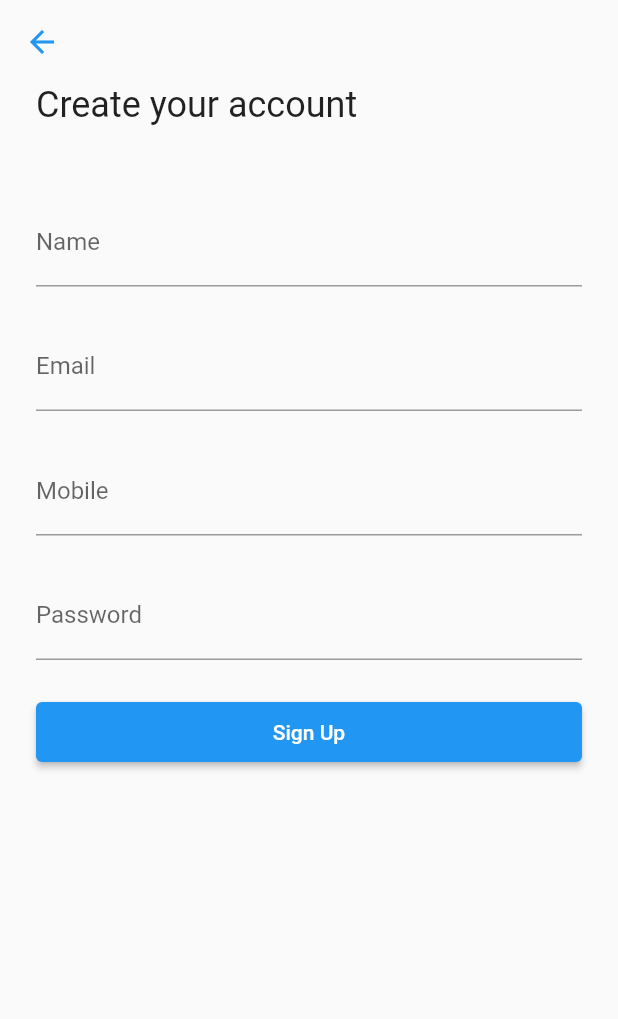
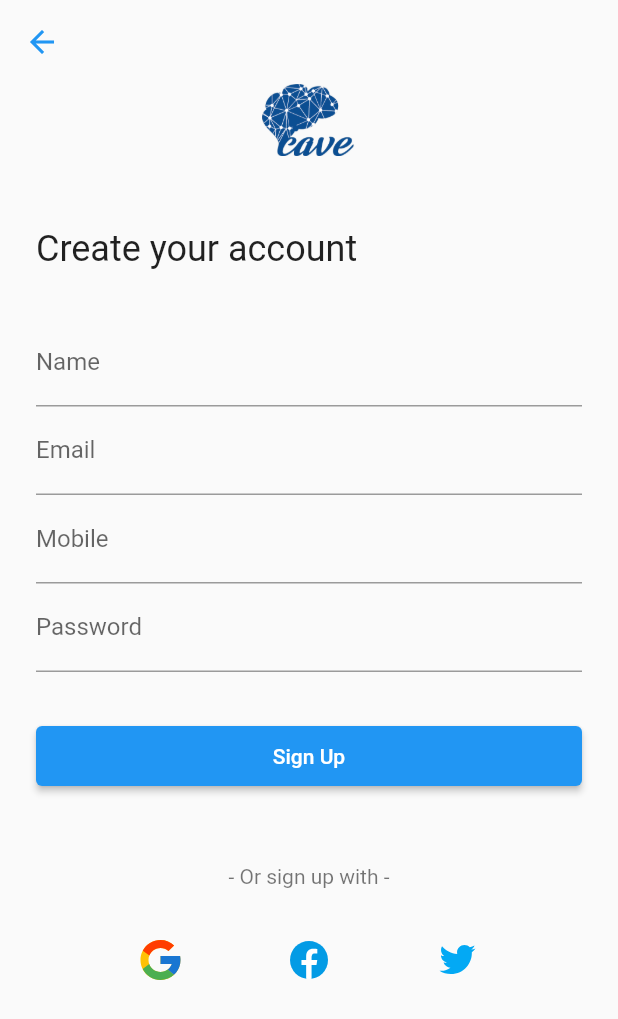
Before and after one commit to akhiljoseko/brain_cave, a Flutter app: the screen it shows after launch, after a tap on "Sign Up", on a phone screen of 412 x 824 dp. Shown: the top 1019 px of the screen. Run offline on Flutter 3.47's test engine with Material 2 defaults, Android fonts, the light colour scheme and no system bars; our stand-ins replace flutter_svg.

Commit message:
Layout fixes

```diff
--- a/lib/authentication/view/login_screen.dart
+++ b/lib/authentication/view/login_screen.dart
@@ -1,5 +1,8 @@
-import 'package:brain_cave/authentication/view/signup_screen.dart';
+import 'package:brain_cave/authentication/view/widgets/company_logo.dart';
+import 'package:brain_cave/authentication/view/widgets/easy_login_options.dart';
 import 'package:flutter/material.dart';
+
+import 'signup_screen.dart';
 
 class LoginScreen extends StatelessWidget {
   const LoginScreen({Key? key}) : super(key: key);
@@ -10,15 +13,20 @@ class LoginScreen extends StatelessWidget {
   Widget build(BuildContext context) {
     return Scaffold(
       body: SafeArea(
-        minimum: const EdgeInsets.symmetric(horizontal: 24),
+        minimum: const EdgeInsets.symmetric(horizontal: 24, vertical: 24),
+        child: SingleChildScrollView(
+          child: SizedBox(
+            height: MediaQuery.of(context).size.height * .9,
             child: Column(
-          mainAxisAlignment: MainAxisAlignment.spaceAround,
+              mainAxisAlignment: MainAxisAlignment.spaceBetween,
               crossAxisAlignment: CrossAxisAlignment.center,
               children: [
                 Column(
                   mainAxisAlignment: MainAxisAlignment.center,
                   crossAxisAlignment: CrossAxisAlignment.center,
                   children: [
+                    const SizedBox(height: 32),
+                    const CompanyLogo(),
                     Align(
                       alignment: Alignment.centerLeft,
                       child: Text(
@@ -26,14 +34,13 @@ class LoginScreen extends StatelessWidget {
                         style: Theme.of(context).textTheme.headline5,
                       ),
                     ),
-                const SizedBox(height: 48),
+                    const SizedBox(height: 32),
                     TextFormField(
                       decoration: const InputDecoration(
                         label: Text("Email/Mobile"),
                       ),
                       onChanged: (s) {},
                     ),
-                const SizedBox(height: 24),
                     TextFormField(
                       obscureText: true,
                       decoration: const InputDecoration(
@@ -41,7 +48,7 @@ class LoginScreen extends StatelessWidget {
                       ),
                       onChanged: (s) {},
                     ),
-                const SizedBox(height: 24),
+                    const SizedBox(height: 32),
                     ElevatedButton(
                       style: ElevatedButton.styleFrom(
                         minimumSize: const Size(
@@ -54,14 +61,7 @@ class LoginScreen extends StatelessWidget {
                         "Sign In",
                       ),
                     ),
-                const SizedBox(height: 48),
-                Text(
-                  "- Or sign in with -",
-                  style: Theme.of(context)
-                      .textTheme
-                      .caption
-                      ?.copyWith(fontSize: 14),
-                )
+                    const EasyLoginOptions(),
                   ],
                 ),
                 Row(
@@ -88,6 +88,8 @@ class LoginScreen extends StatelessWidget {
               ],
             ),
           ),
+        ),
+      ),
     );
   }
 }
--- a/lib/authentication/view/signup_screen.dart
+++ b/lib/authentication/view/signup_screen.dart
@@ -1,3 +1,5 @@
+import 'package:brain_cave/authentication/view/widgets/company_logo.dart';
+import 'package:brain_cave/authentication/view/widgets/easy_login_options.dart';
 import 'package:flutter/material.dart';
 
 class SignUpScreen extends StatelessWidget {
@@ -12,39 +14,37 @@ class SignUpScreen extends StatelessWidget {
         leading: BackButton(color: Theme.of(context).primaryColor),
         elevation: 0.0,
       ),
-      body: SafeArea(
-        minimum: const EdgeInsets.symmetric(horizontal: 24),
-        child: SingleChildScrollView(
+      body: SingleChildScrollView(
+        child: SafeArea(
+          minimum: const EdgeInsets.symmetric(horizontal: 24),
           child: Column(
             mainAxisAlignment: MainAxisAlignment.center,
             crossAxisAlignment: CrossAxisAlignment.start,
             children: [
+              const CompanyLogo(),
               Text(
                 "Create your account",
                 style: Theme.of(context).textTheme.headline5,
               ),
-              const SizedBox(height: 48),
+              const SizedBox(height: 32),
               TextFormField(
                 decoration: const InputDecoration(
                   label: Text("Name"),
                 ),
                 onChanged: (s) {},
               ),
-              const SizedBox(height: 24),
               TextFormField(
                 decoration: const InputDecoration(
                   label: Text("Email"),
                 ),
                 onChanged: (s) {},
               ),
-              const SizedBox(height: 24),
               TextFormField(
                 decoration: const InputDecoration(
                   label: Text("Mobile"),
                 ),
                 onChanged: (s) {},
               ),
-              const SizedBox(height: 24),
               TextFormField(
                 obscureText: true,
                 decoration: const InputDecoration(
@@ -52,7 +52,7 @@ class SignUpScreen extends StatelessWidget {
                 ),
                 onChanged: (s) {},
               ),
-              const SizedBox(height: 24),
+              const SizedBox(height: 32),
               Align(
                 alignment: Alignment.center,
                 child: ElevatedButton(
@@ -67,7 +67,9 @@ class SignUpScreen extends StatelessWidget {
                     "Sign Up",
                   ),
                 ),
-              )
+              ),
+              const EasyLoginOptions(isSignUp: true),
+              const SizedBox(height: 24),
             ],
           ),
         ),
```
Lines whose indentation alone changed are shown as unchanged.
